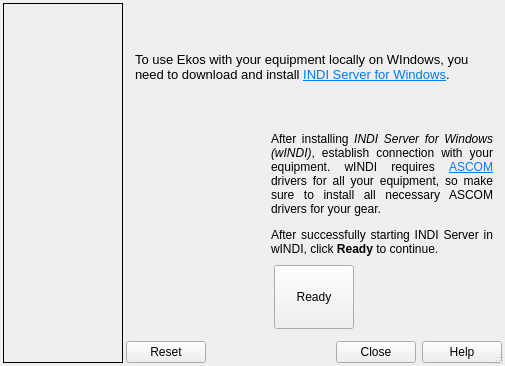
KDE/kstars, file kstars/ekos/profilewizard.ui: the form before one commit.
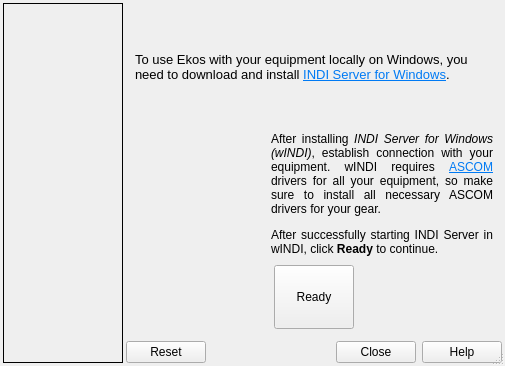
The form after the commit. The open tabs and pages were chosen to show the change. Icons and pictures are not drawn.

Diff of the .ui file:
```diff
--- a/kstars/ekos/profilewizard.ui
+++ b/kstars/ekos/profilewizard.ui
@@ -561,7 +561,7 @@
             </font>
            </property>
            <property name="text">
-            <string>&lt;html&gt;&lt;head/&gt;&lt;body&gt;&lt;p&gt;To use Ekos with your equipment locally on WIndows, you need to download and install &lt;a href=&quot;http://www.cloudmakers.eu/windi/&quot;&gt;&lt;span style=&quot; text-decoration: underline; color:#007af4;&quot;&gt;INDI Server for Windows&lt;/span&gt;&lt;/a&gt;.&lt;/p&gt;&lt;/body&gt;&lt;/html&gt;</string>
+            <string>&lt;html&gt;&lt;head/&gt;&lt;body&gt;&lt;p&gt;To use Ekos with your equipment locally on Windows, you need to download and install &lt;a href=&quot;http://www.cloudmakers.eu/windi/&quot;&gt;&lt;span style=&quot; text-decoration: underline; color:#007af4;&quot;&gt;INDI Server for Windows&lt;/span&gt;&lt;/a&gt;.&lt;/p&gt;&lt;/body&gt;&lt;/html&gt;</string>
            </property>
            <property name="wordWrap">
             <bool>true</bool>
```
Left out of the diff: 2 changed lines with no effect on the pictures.
